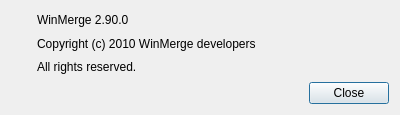
Before: the Qt Designer form gui/aboutdialog.ui in HeikoNardmann/winmerge3, drawn with Qt 5.
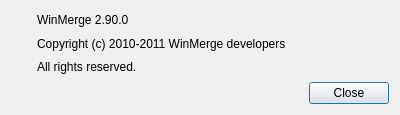
After: the same form once the commit is applied. Icons and pictures are not drawn.

Commit message: Update copyright (in GUI) to year 2011.

Diff of the .ui file:
```diff
--- a/gui/aboutdialog.ui
+++ b/gui/aboutdialog.ui
@@ -53,7 +53,7 @@
      <item>
       <widget class="QLabel" name="label_2">
        <property name="text">
-        <string>Copyright (c) 2010 WinMerge developers</string>
+        <string>Copyright (c) 2010-2011 WinMerge developers</string>
        </property>
       </widget>
      </item>
```
